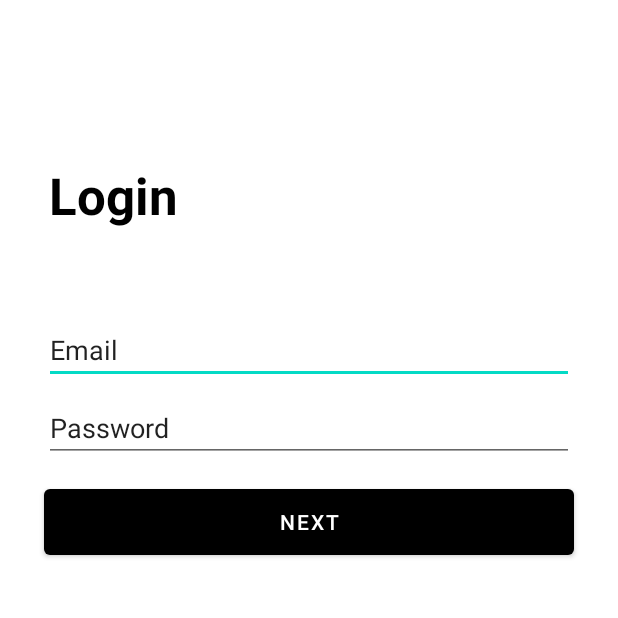
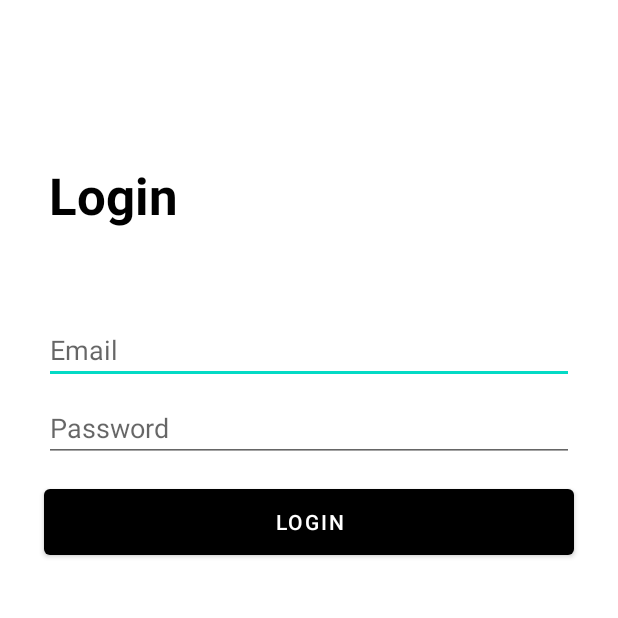
Before and after one commit to RakaZuhdi/nyampah_android, an Android app: the LoginPage screen opened directly, with no data from a screen before it, on a phone screen of 412 x 824 dp, the top half of it. Run offline under Robolectric (Android 15) with nearby library versions, the phone set to English and light mode, and no system bars.

Commit message:
Make login work

```diff
--- a/app/src/main/AndroidManifest.xml
+++ b/app/src/main/AndroidManifest.xml
@@ -5,6 +5,7 @@
 
     <!--permissions for INTERNET-->
     <uses-permission android:name="android.permission.INTERNET"/>
+    <uses-permission android:name="android.permission.WAKE_LOCK" />
 
     <application
         android:allowBackup="true"
--- a/app/src/main/java/com/example/nyampahv3/Pages/LoginPage.java
+++ b/app/src/main/java/com/example/nyampahv3/Pages/LoginPage.java
@@ -1,16 +1,73 @@
 package com.example.nyampahv3.Pages;
 
+import android.content.Intent;
+import android.content.SharedPreferences;
 import android.os.Bundle;
+import android.util.Log;
+import android.view.View;
+import android.widget.Button;
+import android.widget.EditText;
+import android.widget.Toast;
 
 import androidx.appcompat.app.AppCompatActivity;
 
+import com.example.nyampahv3.Apis.UserApi;
+import com.example.nyampahv3.Models.User;
 import com.example.nyampahv3.R;
+import com.example.nyampahv3.Utils.SystemUtil;
+import com.google.android.material.textfield.TextInputEditText;
+import com.google.gson.Gson;
+
+import java.util.Map;
 
 public class LoginPage extends AppCompatActivity {
+
+    EditText email;
+    EditText password;
+    Button  loginBtn;
+    Gson gson = new Gson();
 
     @Override
     protected void onCreate(Bundle savedInstanceState) {
         super.onCreate(savedInstanceState);
         setContentView(R.layout.login_page);
+
+        email = findViewById(R.id.textInput_email);
+        password = findViewById(R.id.textInput_password);
+        loginBtn = findViewById(R.id.button_submit);
+
+        SharedPreferences sp1=this.getSharedPreferences("login", MODE_PRIVATE);
+
+        loginBtn.setOnClickListener(new View.OnClickListener() {
+            public void onClick(View v) {
+                try {
+                    User login = UserApi.Login(email.getText().toString(), password.getText().toString());
+
+                    if(login.token == null){
+                        System.out.println("No token");
+                        Toast.makeText(getApplicationContext(), "Incorrect email or password", Toast.LENGTH_LONG);
+                        return;
+                    }
+                    else{
+                        SystemUtil.writeSharedPreferenceString(sp1, "user_data", gson.toJson(login));
+
+                        Toast.makeText(getApplicationContext(), "Login success", Toast.LENGTH_LONG);
+
+                        startActivity(new Intent(getApplicationContext(),MainPage.class));
+                        return;
+                    }
+
+
+
+
+
+                } catch (Exception e) {
+                    e.printStackTrace();
+                }
+            }
+        });
+
+
+
     }
 }
--- a/app/src/main/java/com/example/nyampahv3/Utils/ApiUtil.java
+++ b/app/src/main/java/com/example/nyampahv3/Utils/ApiUtil.java
@@ -39,7 +39,7 @@ public final class ApiUtil {
 
 
         if(param != null)
-        for(Map.Entry<String, String> e : param.entrySet())
+            for(Map.Entry<String, String> e : param.entrySet())
         {
             queryUrlBuilder.addQueryParameter(e.getKey(), e.getValue());
         }
--- a/app/src/main/res/layout/login_page.xml
+++ b/app/src/main/res/layout/login_page.xml
@@ -24,7 +24,7 @@
         android:id="@+id/button_submit"
         android:layout_width="353dp"
         android:layout_height="56dp"
-        android:text="next"
+        android:text="Login"
         app:layout_constraintBottom_toBottomOf="parent"
         app:layout_constraintEnd_toEndOf="parent"
         app:layout_constraintStart_toStartOf="parent"
@@ -37,7 +37,7 @@
         android:layout_height="40dp"
         android:ems="10"
         android:inputType="textPersonName"
-        android:text="Email"
+        android:hint="Email"
         app:layout_constraintBottom_toTopOf="@+id/textInput_password"
         app:layout_constraintEnd_toEndOf="parent"
         app:layout_constraintStart_toStartOf="parent"
@@ -50,8 +50,8 @@
         android:layout_height="40dp"
         android:layout_marginBottom="12dp"
         android:ems="10"
-        android:inputType="textPersonName"
-        android:text="Password"
+        android:hint="Password"
+        android:inputType="textPassword"
         app:layout_constraintBottom_toTopOf="@+id/button_submit"
         app:layout_constraintEnd_toEndOf="parent"
         app:layout_constraintStart_toStartOf="parent" />
```
Also changed, not shown: app/src/main/java/com/example/nyampahv3/Pages/MainPage.java (+0 -7 lines).
